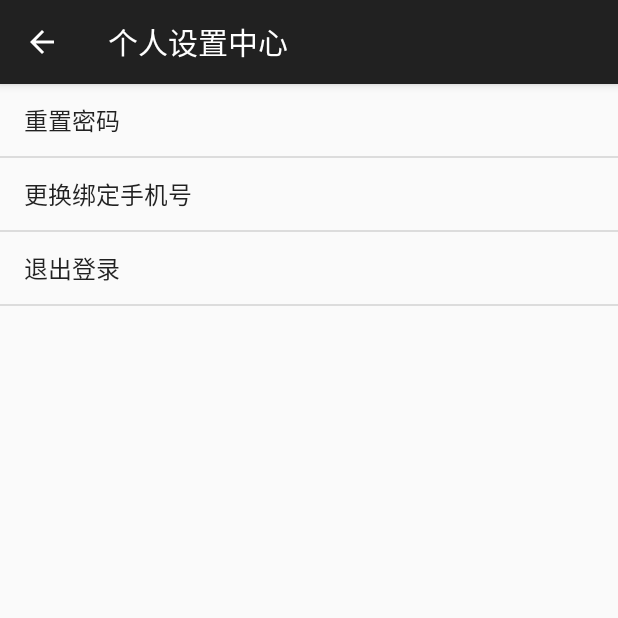
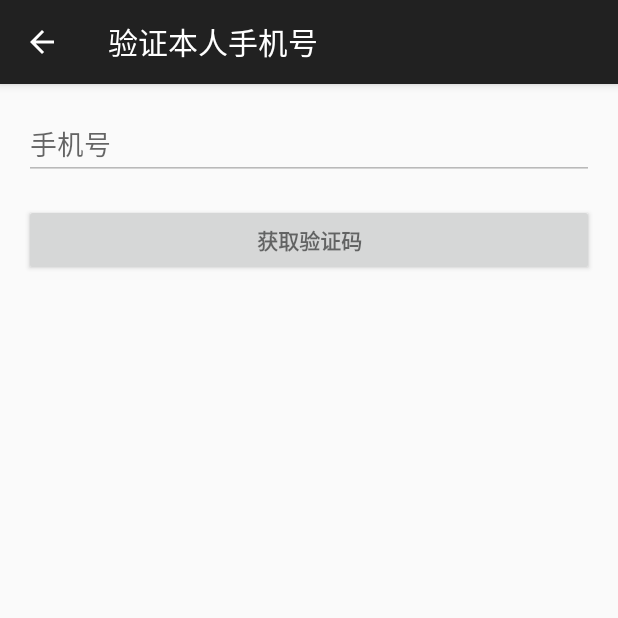
Before and after one commit to mangoWorkstation/ARproj, an Android app: the SettingActivity screen opened directly, with no data from a screen before it, after a tap on "重置密码", on a phone screen of 412 x 824 dp, the top half of it. Run offline under Robolectric (Android 15) with nearby library versions, the phone set to English and light mode, and no system bars; libraries missing offline, so code that uses them is left out: com.alibaba.sdk.

Commit message:
完成更改绑定手机号的功能。

```diff
--- a/app/src/main/java/com/mango/arproj/activity/LoginActivity.java
+++ b/app/src/main/java/com/mango/arproj/activity/LoginActivity.java
@@ -182,6 +182,7 @@ public class LoginActivity extends AppCompatActivity{
                             SharedPreferences.Editor editor = getSharedPreferences(ARutil.getSharePreferencePath(),MODE_PRIVATE).edit();
                             editor.putString("uuid",uuid);
                             editor.putString("token",token);
+                            editor.putString("tel",phone);
                             editor.apply();
 
                             LoginActivity.this.runOnUiThread(new Runnable() {
--- a/app/src/main/java/com/mango/arproj/activity/MainActivity.java
+++ b/app/src/main/java/com/mango/arproj/activity/MainActivity.java
@@ -478,6 +478,9 @@ public class MainActivity extends DrawerActivity{
                             Intent intent = new Intent(MainActivity.this, SettingActivity.class);
                             intent.putExtra("token", token);
                             intent.putExtra("uuid", uuid);
+                            SharedPreferences pref = getSharedPreferences(ARutil.getSharePreferencePath(),MODE_PRIVATE);
+                            String tel = pref.getString("tel",null);
+                            intent.putExtra("tel",tel);
                             startActivity(intent);
                         }
                         else{
--- /dev/null
+++ b/app/src/main/java/com/mango/arproj/activity/RequestAuthCodeActivity.java
@@ -0,0 +1,131 @@
+package com.mango.arproj.activity;
+
+import android.content.Intent;
+import android.support.v7.app.AppCompatActivity;
+import android.os.Bundle;
+import android.util.Log;
+import android.view.View;
+import android.widget.Button;
+import android.widget.EditText;
+import android.widget.Toast;
+
+import com.mango.arproj.R;
+import com.mango.arproj.util.ARutil;
+import com.mango.arproj.util.JSONDecodeFormatter;
+import com.mango.arproj.util.JSONEncodeFormatter;
+
+import java.io.IOException;
+import java.util.HashMap;
+
+import okhttp3.MediaType;
+import okhttp3.OkHttpClient;
+import okhttp3.Request;
+import okhttp3.RequestBody;
+import okhttp3.Response;
+
+public class RequestAuthCodeActivity extends AppCompatActivity {
+
+    //指定去往的activity
+    private String destination;
+    private String token;
+    private String uuid;
+    private String tel;
+
+
+    @Override
+    protected void onCreate(Bundle savedInstanceState) {
+        super.onCreate(savedInstanceState);
+        setContentView(R.layout.activity_request_auth_code);
+        getSupportActionBar().setDisplayHomeAsUpEnabled(true);
+        destination = getIntent().getStringExtra("destination");
+        token = getIntent().getStringExtra("token");
+        uuid = getIntent().getStringExtra("uuid");
+        tel = getIntent().getStringExtra("tel");
+
+
+        EditText telText = findViewById(R.id.edit_request_authcode_phone);
+        telText.setText(tel);
+        telText.setEnabled(false);
+
+        Button submitBtn = findViewById(R.id.btn_request_authocode_submit);
+        submitBtn.setOnClickListener(new View.OnClickListener() {
+            @Override
+            public void onClick(View view) {
+                requestForAuthCode(token);
+            }
+        });
+
+
+    }
+
+    private void requestForAuthCode(final String token){
+
+
+//        new Thread(new Runnable() {
+//            @Override
+//            public void run() {
+//
+//                //添加data字段，分别装入token和pushID两个值
+//                HashMap<String, String> data = new HashMap<>();
+//                data.put("token", token);
+//
+//                String postBody = JSONEncodeFormatter.parser(10017, data);
+//
+//                Log.d("postBody", postBody);
+//
+//                //发起okhttp请求
+//                OkHttpClient client = new OkHttpClient();
+//                Request request = new Request.Builder()
+//                        //设置请求URL
+//                        .url(ARutil.getAuthCodeURL())
+//                        //装入处理后的字符串，使用post方式
+//                        .post(RequestBody.create(
+//                                MediaType.parse("application/json; charset=utf-8"),
+//                                postBody))
+//                        .build();
+//
+//                //获取网络请求的response
+//                Response response = null;
+//                try {
+//                    response = client.newCall(request).execute();
+//                    //获取response中的字符
+//                    final String re = response.body().string();
+//                    HashMap<String, String> simpleMsg = JSONDecodeFormatter.decodeSimpleMsg(re);
+//                    String code = simpleMsg.get("code");
+//                    if ("0".compareTo(code) == 0) {
+//                        RequestAuthCodeActivity.this.runOnUiThread(new Runnable() {
+//                            @Override
+//                            public void run() {
+//                                Toast.makeText(RequestAuthCodeActivity.this, "验证码已经发送！", Toast.LENGTH_LONG).show();
+//                                if("changeTel".compareTo(destination)==0){
+//                                    Intent intent = new Intent(RequestAuthCodeActivity.this,ChangeTelAuthActivity.class);
+//                                    intent.putExtra("token",token);
+//                                    startActivity(intent);
+//                                }
+//                                if("resetPwd".compareTo(destination)==0){
+//                                    //TODO intent implemented here.
+//                                }
+//                            }
+//                        });
+//                    }
+//                    //在主线程上更新本活动UI，不可在主线程上直接更新，将会造成闪退
+//                    Log.d("res", re);
+//                } catch (IOException e) {
+//                    e.printStackTrace();
+//                }
+//            }
+//        }).start();
+
+        Toast.makeText(RequestAuthCodeActivity.this, "验证码已经发送！", Toast.LENGTH_LONG).show();
+        if("changeTel".compareTo(destination)==0){
+            Intent intent = new Intent(RequestAuthCodeActivity.this,ChangeTelAuthActivity.class);
+            intent.putExtra("token",token);
+            startActivity(intent);
+        }
+        if("resetPwd".compareTo(destination)==0){
+            //TODO intent implemented here.
+        }
+    }
+
+
+}
--- a/app/src/main/java/com/mango/arproj/activity/SettingActivity.java
+++ b/app/src/main/java/com/mango/arproj/activity/SettingActivity.java
@@ -1,25 +1,39 @@
 package com.mango.arproj.activity;
 
+import android.content.Intent;
 import android.content.SharedPreferences;
 import android.support.v7.app.AppCompatActivity;
 import android.os.Bundle;
+import android.util.Log;
 import android.view.View;
 import android.widget.AdapterView;
 import android.widget.ArrayAdapter;
 import android.widget.ListView;
 import android.widget.Toast;
 
+import com.alibaba.sdk.android.push.CommonCallback;
+import com.alibaba.sdk.android.push.noonesdk.PushServiceFactory;
 import com.mango.arproj.R;
 import com.mango.arproj.util.ARutil;
 
 public class SettingActivity extends AppCompatActivity {
 
     private String[] titles = {"重置密码","更换绑定手机号","退出登录"};
+
+    //用户相关
+
+    private String token;
+    private String uuid;
+    private String tel;
     @Override
     protected void onCreate(Bundle savedInstanceState) {
         super.onCreate(savedInstanceState);
         setContentView(R.layout.activity_setting);
         getSupportActionBar().setDisplayHomeAsUpEnabled(true);
+
+        token = getIntent().getStringExtra("token");
+        uuid = getIntent().getStringExtra("uuid");
+        tel = getIntent().getStringExtra("tel");
 
         ArrayAdapter<String> adapter = new ArrayAdapter<String>(SettingActivity.this,android.R.layout.simple_list_item_1,titles);
         ListView listView = findViewById(R.id.listView_setting);
@@ -28,11 +42,40 @@ public class SettingActivity extends AppCompatActivity {
         listView.setOnItemClickListener(new AdapterView.OnItemClickListener() {
             @Override
             public void onItemClick(AdapterView<?> adapterView, View view, int i, long l) {
+
                 if(i==2){
                     SharedPreferences.Editor editor = getSharedPreferences(ARutil.getSharePreferencePath(),MODE_PRIVATE).edit();
                     editor.remove("token");
+                    editor.remove("uuid");
+                    editor.remove("tel");
                     editor.apply();
+                    PushServiceFactory.getCloudPushService().unbindAccount(new CommonCallback() {
+                        @Override
+                        public void onSuccess(String s) {
+                            Log.d("SettingsActivity","阿里云推送解绑成功");
+                        }
+
+                        @Override
+                        public void onFailed(String s, String s1) {
+                            Log.d("SettingsActivity","阿里云推送解绑失败");
+
+                        }
+                    });
                     Toast.makeText(SettingActivity.this,"您已退出登录",Toast.LENGTH_SHORT).show();
+                    finish();
+                }
+                else {
+                    Intent intent = new Intent(SettingActivity.this,RequestAuthCodeActivity.class);
+                    intent.putExtra("token",token);
+                    intent.putExtra("uuid",uuid);
+                    intent.putExtra("tel",tel);
+                    if(i==0){
+                        intent.putExtra("destination","resetPwd");
+                    }
+                    else{
+                        intent.putExtra("destination","changeTel");
+                    }
+                    startActivity(intent);
                     finish();
                 }
             }
--- /dev/null
+++ b/app/src/main/res/layout/activity_request_auth_code.xml
@@ -0,0 +1,72 @@
+<?xml version="1.0" encoding="utf-8"?>
+<LinearLayout xmlns:android="http://schemas.android.com/apk/res/android"
+    xmlns:tools="http://schemas.android.com/tools"
+    android:layout_width="match_parent"
+    android:layout_height="match_parent"
+    android:gravity="center_horizontal"
+    android:orientation="vertical"
+    android:paddingBottom="@dimen/activity_vertical_margin"
+    android:paddingLeft="@dimen/activity_horizontal_margin"
+    android:paddingRight="@dimen/activity_horizontal_margin"
+    android:paddingTop="@dimen/activity_vertical_margin"
+    tools:context=".activity.RequestAuthCodeActivity">
+
+    <!-- Login progress -->
+    <ProgressBar
+        android:id="@+id/progress_register"
+        style="?android:attr/progressBarStyleLarge"
+        android:layout_width="wrap_content"
+        android:layout_height="wrap_content"
+        android:layout_marginBottom="8dp"
+        android:visibility="gone" />
+
+    <ScrollView
+        android:layout_width="match_parent"
+        android:layout_height="match_parent">
+
+        <LinearLayout
+            android:layout_width="match_parent"
+            android:layout_height="wrap_content"
+            android:orientation="vertical">
+
+            <android.support.design.widget.TextInputLayout
+                android:layout_width="match_parent"
+                android:layout_height="wrap_content">
+
+                <LinearLayout
+                    android:layout_width="match_parent"
+                    android:layout_height="match_parent"
+                    android:orientation="horizontal">
+
+                    <AutoCompleteTextView
+                        android:id="@+id/edit_request_authcode_phone"
+                        android:layout_width="200dp"
+                        android:layout_height="wrap_content"
+                        android:layout_weight="1"
+                        android:hint="@string/prompt_email"
+                        android:inputType="textEmailAddress"
+                        android:maxLines="1"
+                        android:singleLine="true" />
+
+                </LinearLayout>
+
+            </android.support.design.widget.TextInputLayout>
+
+            <android.support.design.widget.TextInputLayout
+                android:layout_width="match_parent"
+                android:layout_height="wrap_content">
+
+            </android.support.design.widget.TextInputLayout>
+
+            <Button
+                android:id="@+id/btn_request_authocode_submit"
+                style="?android:textAppearanceSmall"
+                android:layout_width="match_parent"
+                android:layout_height="wrap_content"
+                android:layout_marginTop="16dp"
+                android:text="获取验证码"
+                android:textStyle="bold" />
+
+        </LinearLayout>
+    </ScrollView>
+</LinearLayout>
```
Also changed, not shown: app/src/main/AndroidManifest.xml (+8 -0 lines), app/src/main/java/com/mango/arproj/activity/ChangeTelAuthActivity.java (added, +251 -0 lines), app/src/main/res/layout/activity_change_tel_auth.xml (added, +119 -0 lines).
